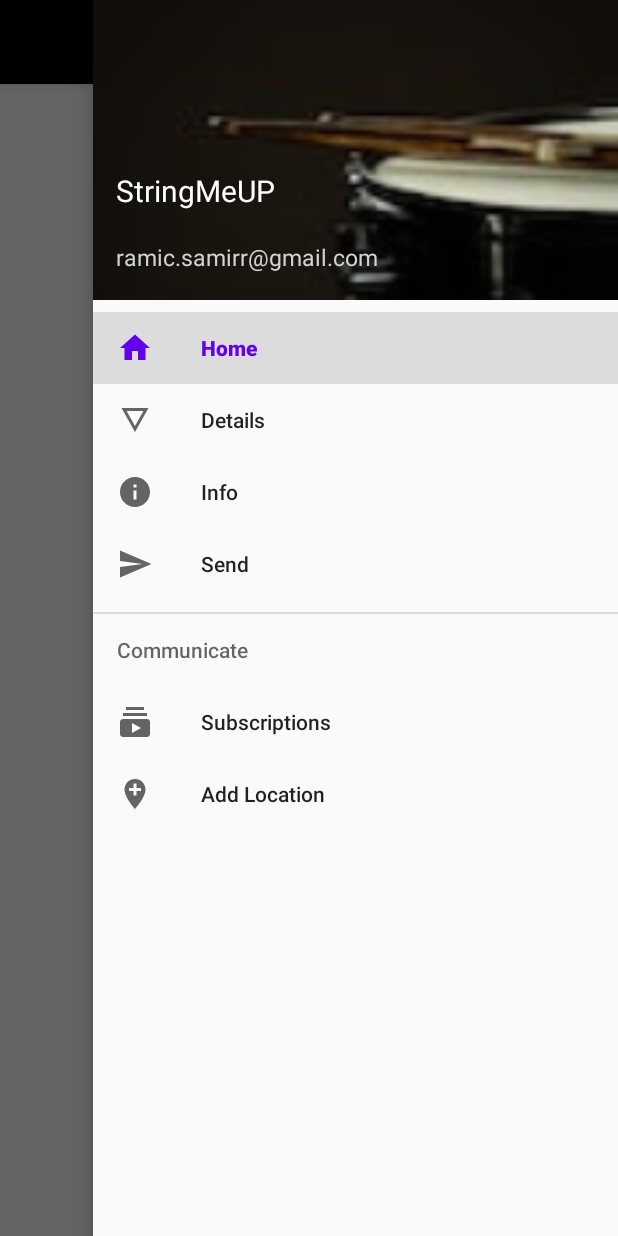
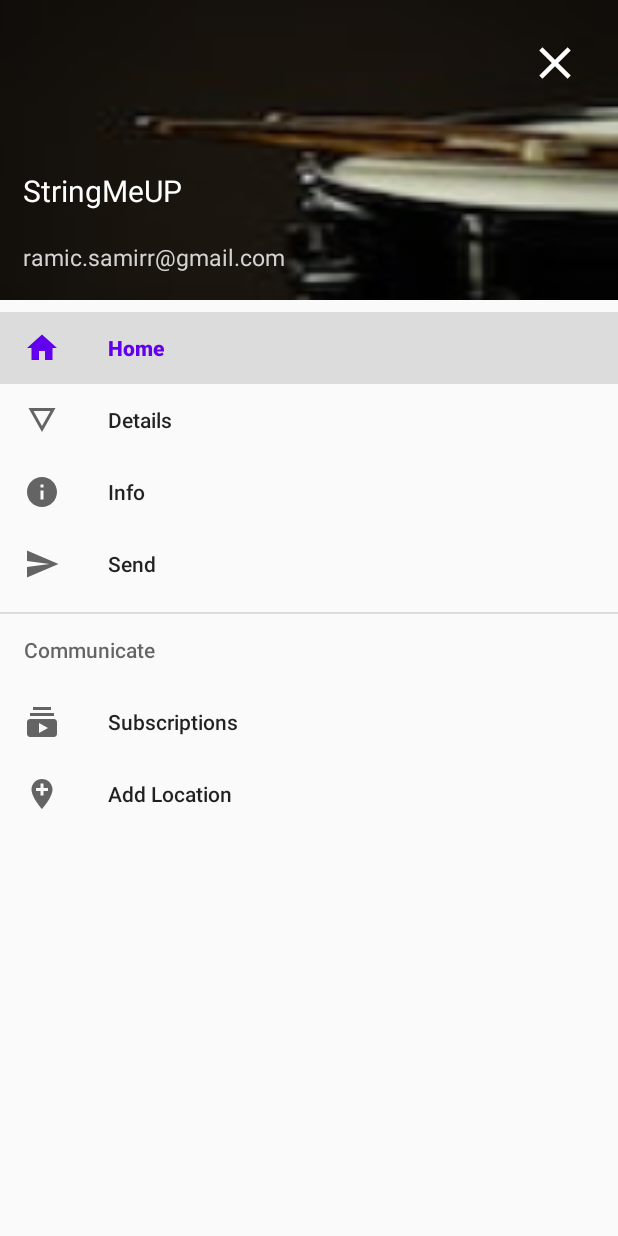
Before and after one commit to StringMeUp/JetPackNavDrawer, an Android app: the screen it shows after launch (MainActivity), with the side drawer open, on a phone screen of 412 x 824 dp. Run offline under Robolectric (Android 15) with nearby library versions, the phone set to English and light mode, and no system bars; our stand-ins replace navigation-ui.

Commit message:
Full drawer layout

```diff
--- a/app/build.gradle
+++ b/app/build.gradle
@@ -9,7 +9,7 @@ android {
 
     defaultConfig {
         applicationId "com.example.jetpacknavdrawer"
-        minSdkVersion 15
+        minSdkVersion 23
         targetSdkVersion 29
         versionCode 1
         versionName "1.0"
--- /dev/null
+++ b/app/src/main/java/com/example/jetpacknavdrawer/FullDrawerLayout.kt
@@ -0,0 +1,107 @@
+package com.example.jetpacknavdrawer
+
+import android.content.Context
+import android.util.AttributeSet
+import android.view.Gravity
+import android.view.View
+
+import androidx.drawerlayout.widget.DrawerLayout
+import java.lang.IllegalArgumentException
+import java.lang.IllegalStateException
+
+
+class FullDrawerLayout @JvmOverloads constructor(
+    context: Context,
+    attributeSet: AttributeSet? = null, defstyle: Int = 0
+) : DrawerLayout(context, attributeSet, defstyle) {
+
+    override fun onMeasure(widthMeasureSpec: Int, heightMeasureSpec: Int) {
+        val widthMode = MeasureSpec.getMode(widthMeasureSpec)
+        val heightMode = MeasureSpec.getMode(heightMeasureSpec)
+        val widthSize = MeasureSpec.getSize(widthMeasureSpec)
+        val heightSize = MeasureSpec.getSize(heightMeasureSpec)
+        if (widthMode != MeasureSpec.EXACTLY || heightMode != MeasureSpec.EXACTLY) {
+            throw IllegalArgumentException(
+                "DrawerLayout must be measured with MeasureSpec.EXACTLY."
+            )
+        }
+        setMeasuredDimension(widthSize, heightSize)
+
+        // Gravity value for each drawer we've seen. Only one of each permitted.
+        val foundDrawers = 0
+        val childCount = childCount
+        for (i in 0 until childCount) {
+            val child: View = getChildAt(i)
+            if (child.getVisibility() === GONE) {
+                continue
+            }
+            val lp = child.getLayoutParams() as LayoutParams
+            if (isContentView(child)) {
+                // Content views get measured at exactly the layout's size.
+                val contentWidthSpec = MeasureSpec.makeMeasureSpec(
+                    widthSize - lp.leftMargin - lp.rightMargin, MeasureSpec.EXACTLY
+                )
+                val contentHeightSpec = MeasureSpec.makeMeasureSpec(
+                    heightSize - lp.topMargin - lp.bottomMargin, MeasureSpec.EXACTLY
+                )
+                child.measure(contentWidthSpec, contentHeightSpec)
+            } else if (isDrawerView(child)) {
+                val childGravity = getDrawerViewGravity(child) and Gravity.HORIZONTAL_GRAVITY_MASK
+                if (foundDrawers and childGravity != 0) {
+                    throw IllegalStateException(
+                        "Child drawer has absolute gravity " +
+                                gravityToString(childGravity) + " but this already has a " +
+                                "drawer view along that edge"
+                    )
+                }
+                val drawerWidthSpec = getChildMeasureSpec(
+                    widthMeasureSpec,
+                    MIN_DRAWER_MARGIN + lp.leftMargin + lp.rightMargin,
+                    lp.width
+                )
+                val drawerHeightSpec = getChildMeasureSpec(
+                    heightMeasureSpec,
+                    lp.topMargin + lp.bottomMargin,
+                    lp.height
+                )
+                child.measure(drawerWidthSpec, drawerHeightSpec)
+            } else {
+                throw IllegalStateException(
+                    ("Child " + child + " at index " + i +
+                            " does not have a valid layout_gravity - must be Gravity.LEFT, " +
+                            "Gravity.RIGHT or Gravity.NO_GRAVITY")
+                )
+            }
+        }
+    }
+
+    fun isContentView(child: View): Boolean {
+        return (child.getLayoutParams() as LayoutParams).gravity == Gravity.NO_GRAVITY
+    }
+
+    fun isDrawerView(child: View): Boolean {
+        val gravity = (child.getLayoutParams() as LayoutParams).gravity
+        val absGravity = Gravity.getAbsoluteGravity(
+            gravity,
+            child.getLayoutDirection()
+        )
+        return (absGravity and (Gravity.LEFT or Gravity.RIGHT)) != 0
+    }
+
+    fun getDrawerViewGravity(drawerView: View): Int {
+        val gravity = (drawerView.getLayoutParams() as LayoutParams).gravity
+        return Gravity.getAbsoluteGravity(gravity, drawerView.getLayoutDirection())
+    }
+
+    companion object {
+        private val MIN_DRAWER_MARGIN = 0 // dp
+        fun gravityToString(gravity: Int): String {
+            if ((gravity and Gravity.LEFT) == Gravity.LEFT) {
+                return "LEFT"
+            }
+            return if ((gravity and Gravity.RIGHT) == Gravity.RIGHT) {
+                "RIGHT"
+            } else Integer.toHexString(gravity)
+        }
+    }
+}
--- a/app/src/main/java/com/example/jetpacknavdrawer/MainActivity.kt
+++ b/app/src/main/java/com/example/jetpacknavdrawer/MainActivity.kt
@@ -1,6 +1,8 @@
 package com.example.jetpacknavdrawer
 
 import android.os.Bundle
+import android.view.Gravity
+import android.widget.ImageView
 import androidx.appcompat.app.AppCompatActivity
 import androidx.core.content.ContextCompat
 import androidx.navigation.NavController
@@ -40,6 +42,13 @@ class MainActivity : AppCompatActivity() {
 
         NavigationUI.setupWithNavController(toolbar_Id, navController, appConfig)
         navigationView.setupWithNavController(navController)
+
+        val headerView = navigationView.getHeaderView(0)
+        val close = headerView.findViewById<ImageView>(R.id.close).also {
+            it.setOnClickListener {
+                drawerLayout_Id.closeDrawer(Gravity.LEFT)
+            }
+        }
     }
 
     override fun onSupportNavigateUp(): Boolean {
--- /dev/null
+++ b/app/src/main/res/drawable/ic_baseline_close_24.xml
@@ -0,0 +1,5 @@
+<vector android:height="24dp" android:tint="#FFFFFF"
+    android:viewportHeight="24" android:viewportWidth="24"
+    android:width="24dp" xmlns:android="http://schemas.android.com/apk/res/android">
+    <path android:fillColor="@android:color/white" android:pathData="M19,6.41L17.59,5 12,10.59 6.41,5 5,6.41 10.59,12 5,17.59 6.41,19 12,13.41 17.59,19 19,17.59 13.41,12z"/>
+</vector>
--- a/app/src/main/res/layout/activity_main.xml
+++ b/app/src/main/res/layout/activity_main.xml
@@ -1,5 +1,6 @@
 <?xml version="1.0" encoding="utf-8"?>
-<androidx.drawerlayout.widget.DrawerLayout xmlns:android="http://schemas.android.com/apk/res/android"
+<com.example.jetpacknavdrawer.FullDrawerLayout
+    xmlns:android="http://schemas.android.com/apk/res/android"
     xmlns:app="http://schemas.android.com/apk/res-auto"
     xmlns:tools="http://schemas.android.com/tools"
     android:id="@+id/drawerLayout_Id"
@@ -45,11 +46,11 @@
 
     <com.google.android.material.navigation.NavigationView
         android:id="@+id/navigationView_Id"
-        android:layout_width="350dp"
-        android:layout_height="match_parent"
-        android:layout_gravity="end"
+        android:layout_width="fill_parent"
+        android:layout_height="fill_parent"
+        android:layout_gravity="start"
         android:fitsSystemWindows="true"
         app:headerLayout="@layout/nav_header"
         app:menu="@menu/menu_nav" />
 
-</androidx.drawerlayout.widget.DrawerLayout>
+</com.example.jetpacknavdrawer.FullDrawerLayout>
--- a/app/src/main/res/layout/nav_header.xml
+++ b/app/src/main/res/layout/nav_header.xml
@@ -4,6 +4,15 @@
     android:layout_width="match_parent"
     android:layout_height="200dp"
     android:background="@drawable/snare_background">
+
+    <ImageView
+        android:id="@+id/close"
+        android:layout_width="36dp"
+        android:layout_height="36dp"
+        android:layout_margin="24dp"
+        app:layout_constraintTop_toTopOf="parent"
+        android:src="@drawable/ic_baseline_close_24"
+        app:layout_constraintEnd_toEndOf="parent" />
 
     <TextView
         android:id="@+id/titleTextView_Id"
```
